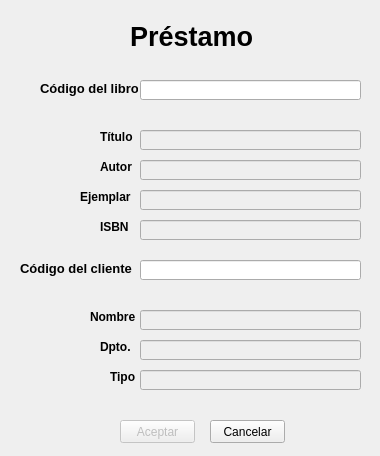
AdrianPrietoLozano/biblioteca, file prestamo.ui: the form before one commit.
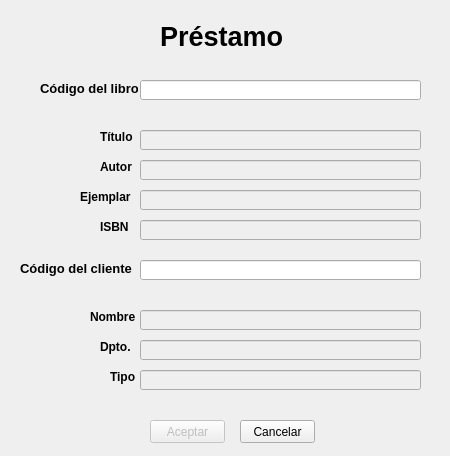
The form after the commit.

Diff of the .ui file:
```diff
--- a/prestamo.ui
+++ b/prestamo.ui
@@ -6,19 +6,19 @@
    <rect>
     <x>0</x>
     <y>0</y>
-    <width>380</width>
+    <width>450</width>
     <height>456</height>
    </rect>
   </property>
   <property name="minimumSize">
    <size>
-    <width>380</width>
+    <width>450</width>
     <height>456</height>
    </size>
   </property>
   <property name="maximumSize">
    <size>
-    <width>380</width>
+    <width>450</width>
     <height>456</height>
    </size>
   </property>
@@ -213,7 +213,7 @@
     <rect>
      <x>140</x>
      <y>130</y>
-     <width>221</width>
+     <width>281</width>
      <height>20</height>
     </rect>
    </property>
@@ -226,7 +226,7 @@
     <rect>
      <x>140</x>
      <y>160</y>
-     <width>221</width>
+     <width>281</width>
      <height>20</height>
     </rect>
    </property>
@@ -239,7 +239,7 @@
     <rect>
      <x>140</x>
      <y>190</y>
-     <width>221</width>
+     <width>281</width>
      <height>20</height>
     </rect>
    </property>
@@ -252,7 +252,7 @@
     <rect>
      <x>140</x>
      <y>220</y>
-     <width>221</width>
+     <width>281</width>
      <height>20</height>
     </rect>
    </property>
@@ -265,7 +265,7 @@
     <rect>
      <x>140</x>
      <y>310</y>
-     <width>221</width>
+     <width>281</width>
      <height>20</height>
     </rect>
    </property>
@@ -278,7 +278,7 @@
     <rect>
      <x>140</x>
      <y>340</y>
-     <width>221</width>
+     <width>281</width>
      <height>20</height>
     </rect>
    </property>
@@ -291,7 +291,7 @@
     <rect>
      <x>140</x>
      <y>370</y>
-     <width>221</width>
+     <width>281</width>
      <height>20</height>
     </rect>
    </property>
@@ -301,10 +301,16 @@
     <rect>
      <x>140</x>
      <y>100</y>
-     <width>221</width>
+     <width>281</width>
      <height>16</height>
     </rect>
    </property>
+   <property name="font">
+    <font>
+     <weight>75</weight>
+     <bold>true</bold>
+    </font>
+   </property>
    <property name="text">
     <string/>
    </property>
@@ -312,12 +318,18 @@
   <widget class="QLabel" name="labelCliente">
    <property name="geometry">
     <rect>
-     <x>130</x>
+     <x>140</x>
      <y>280</y>
-     <width>221</width>
+     <width>281</width>
      <height>16</height>
     </rect>
    </property>
+   <property name="font">
+    <font>
+     <weight>75</weight>
+     <bold>true</bold>
+    </font>
+   </property>
    <property name="text">
     <string/>
    </property>
@@ -327,7 +339,7 @@
     <rect>
      <x>140</x>
      <y>80</y>
-     <width>221</width>
+     <width>281</width>
      <height>20</height>
     </rect>
    </property>
@@ -337,7 +349,7 @@
     <rect>
      <x>140</x>
      <y>260</y>
-     <width>221</width>
+     <width>281</width>
      <height>20</height>
     </rect>
    </property>
@@ -348,7 +360,7 @@
    </property>
    <property name="geometry">
     <rect>
-     <x>120</x>
+     <x>150</x>
      <y>420</y>
      <width>75</width>
      <height>23</height>
@@ -361,7 +373,7 @@
   <widget class="QPushButton" name="botonCancelar">
    <property name="geometry">
     <rect>
-     <x>210</x>
+     <x>240</x>
      <y>420</y>
      <width>75</width>
      <height>23</height>
@@ -374,7 +386,7 @@
   <widget class="QLabel" name="label_10">
    <property name="geometry">
     <rect>
-     <x>130</x>
+     <x>160</x>
      <y>20</y>
      <width>130</width>
      <height>33</height>
```
